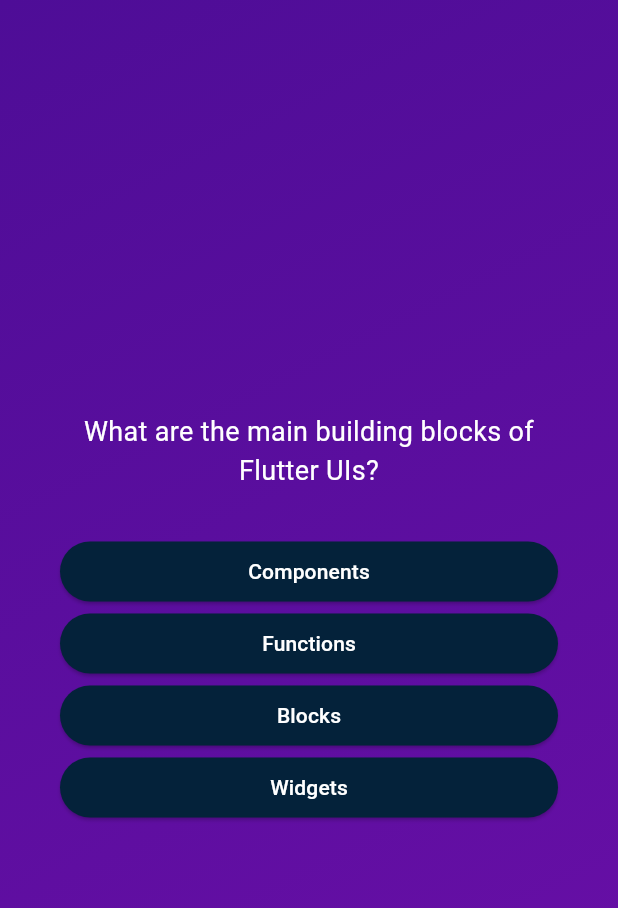
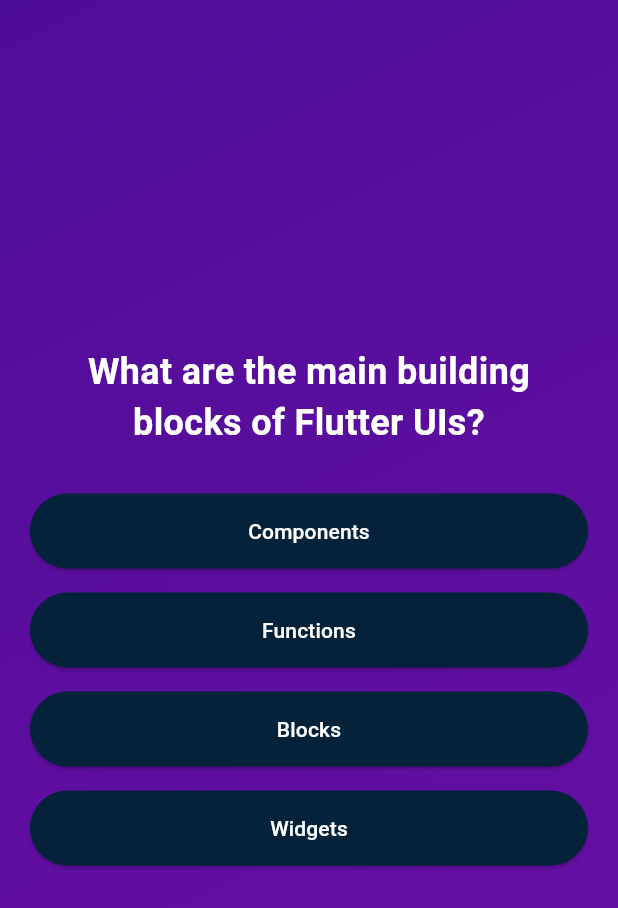
Before and after one commit to sherif-abdelsalam/Flutter, a Flutter app: the screen it shows after launch, after a tap on "Start Quiz", on a phone screen of 412 x 824 dp. Shown: the top 908 px of the screen. Run offline on Flutter 3.47's test engine with Material 3 defaults, Android fonts, the light colour scheme and no system bars; missing offline and left inert: adv_basics.

Commit message:
quiz app

```diff
--- a/quiz_app/lib/answer_button.dart
+++ b/quiz_app/lib/answer_button.dart
@@ -1,20 +1,27 @@
 import 'package:flutter/material.dart';
 
 class AnswerButton extends StatelessWidget {
-  const AnswerButton(this.answerText, this.onClick, {super.key});
+  const AnswerButton(this.answerText, {super.key, required this.onClick});
 
   final String answerText;
   final void Function() onClick;
   @override
   Widget build(BuildContext context) {
-    return ElevatedButton(
-      onPressed:onClick,
-      style: ElevatedButton.styleFrom(
-        padding: EdgeInsets.symmetric(vertical: 10, horizontal: 40),
-        foregroundColor: Colors.white,
-        backgroundColor: Color.fromARGB(255, 4, 34, 58),
+    return Container(
+      margin: EdgeInsets.only(bottom: 16.0),
+      child: ElevatedButton(
+        onPressed:onClick,
+        style: ElevatedButton.styleFrom(
+          alignment: Alignment.center,
+          padding: EdgeInsets.symmetric(vertical: 15, horizontal: 40),
+          foregroundColor: Colors.white,
+          backgroundColor: Color.fromARGB(255, 4, 34, 58),
+        ),
+        child: Text(
+          answerText,
+          textAlign: TextAlign.center,
+        ),
       ),
-      child: Text(answerText),
     );
   }
 }
--- a/quiz_app/lib/questions_screen.dart
+++ b/quiz_app/lib/questions_screen.dart
@@ -3,8 +3,9 @@
 import 'package:quiz_app/data/questions.dart';
 
 class QuestionsScreen extends StatefulWidget {
-  const QuestionsScreen({super.key});
+  const QuestionsScreen(this.onSelectAnswer, {super.key});
 
+  final void Function(String answer) onSelectAnswer;
   @override
   State<QuestionsScreen> createState() {
     return _QuestionsScreenState();
@@ -13,7 +14,8 @@
 
 class _QuestionsScreenState extends State<QuestionsScreen> {
   int currentQuestionIndex = 0;
-  void nextQuestion() {
+  void nextQuestion(String answer) {
+    widget.onSelectAnswer(answer);
     setState(() {
       currentQuestionIndex++;
     });
@@ -25,22 +27,28 @@
     return SizedBox(
       width: double.infinity,
       child: Container(
-        margin: EdgeInsets.all(40),
+        margin: EdgeInsets.all(20),
         child: Column(
           crossAxisAlignment: CrossAxisAlignment.stretch,
           mainAxisAlignment: MainAxisAlignment.center,
           children: [
             Text(
               currentQuestion.question,
-              textAlign: TextAlign.center,
               style: TextStyle(
                 color: Colors.white,
-                fontSize: 18,
+                fontSize: 24,
+                fontWeight: FontWeight.bold,
               ),
+              textAlign: TextAlign.center,
             ),
             SizedBox(height: 30),
             ...currentQuestion.getShuffledAnswers().map((answer) {
-              return AnswerButton(answer, nextQuestion);
+              return AnswerButton(
+                answer,
+                onClick: () {
+                  nextQuestion(answer);
+                },
+              );
             }),
           ],
         ),
--- a/quiz_app/lib/quiz.dart
+++ b/quiz_app/lib/quiz.dart
@@ -1,5 +1,7 @@
 import 'package:flutter/material.dart';
+import 'package:quiz_app/data/questions.dart';
 import 'package:quiz_app/questions_screen.dart';
+import 'package:quiz_app/result_screen.dart';
 import 'package:quiz_app/start_screen.dart';
 
 class Quiz extends StatefulWidget {
@@ -12,22 +14,45 @@
 }
 
 class _QuizState extends State<Quiz> {
-  String activeScreen = "start-screen";
+  List<String> selectedAnswers = [];
+  var activeScreen = 'start-screen';
 
-  // @override
-  // void initState() {
-  //   activeScreen = StartScreen(switchScreen);
-  //   super.initState();
-  // }
+  void switchScreen(String screen) {
+    setState(() {
+      activeScreen = screen;
+    });
+  }
 
-  void switchScreen() {
-    setState(() {
-      activeScreen = "question-screen";
-    });
+  void chooseAnswer(String answer) {
+    selectedAnswers.add(answer);
+
+    if (selectedAnswers.length == questions.length) {
+      setState(() {
+        activeScreen = 'results-screen';
+      });
+    }
   }
 
   @override
   Widget build(context) {
+    Widget screenWidget = StartScreen(() {
+      switchScreen("questions-screen");
+    });
+
+    if (activeScreen == 'questions-screen') {
+      screenWidget = QuestionsScreen(
+        chooseAnswer,
+      );
+    }
+
+    if (activeScreen == 'results-screen') {
+      screenWidget = ResultScreen(
+        chosenAnswers: selectedAnswers,
+        onRestartQuiz: switchScreen,
+      );
+      selectedAnswers = [];
+    }
+
     return MaterialApp(
       home: Scaffold(
         body: Container(
@@ -41,9 +66,7 @@
               end: Alignment.bottomRight,
             ),
           ),
-          child: activeScreen == 'start-screen'
-              ? StartScreen(switchScreen)
-              : QuestionsScreen(),
+          child: screenWidget,
         ),
       ),
     );
--- /dev/null
+++ b/quizd_app/lib/questions_screen.dart
@@ -0,0 +1,17 @@
+import 'package:flutter/material.dart';
+
+class QuestionsScreen extends StatefulWidget {
+  const QuestionsScreen({super.key});
+
+  @override
+  State<QuestionsScreen> createState() {
+    return _QuestionsScreenState();
+  }
+}
+
+class _QuestionsScreenState extends State<QuestionsScreen> {
+  @override
+  Widget build(context) {
+    return const Text('QuestionsScreen');
+  }
+}
--- /dev/null
+++ b/quizd_app/lib/quiz.dart
@@ -0,0 +1,34 @@
+import 'package:flutter/material.dart';
+import "package:quiz_app/start_screen.dart";
+
+class Quiz extends StatefulWidget {
+  const Quiz({super.key});
+
+  @override
+  State<Quiz> createState() {
+    return _QuizState();
+  }
+}
+
+class _QuizState extends State<Quiz> {
+  @override
+  Widget build(context) {
+    return MaterialApp(
+      home: Scaffold(
+        body: Container(
+          decoration: const BoxDecoration(
+            gradient: LinearGradient(
+              colors: [
+                Color.fromARGB(255, 78, 13, 151),
+                Color.fromARGB(255, 107, 15, 168),
+              ],
+              begin: Alignment.topLeft,
+              end: Alignment.bottomRight,
+            ),
+          ),
+          child: const StartScreen(),
+        ),
+      ),
+    );
+  }
+}
```
Also changed, not shown: quiz_app/lib/questions_summary.dart (added, +87 -0 lines), quiz_app/lib/result_screen.dart (added, +84 -0 lines), quizd_app/analysis_options.yaml (added, +28 -0 lines), quizd_app/lib/main.dart (added, +7 -0 lines), quizd_app/lib/start_screen.dart (added, +47 -0 lines), quizd_app/pubspec.yaml (added, +88 -0 lines), quizd_app/assets/images/quiz-logo.png (added), quizd_app/pubspec.lock (added), 125 other files.
